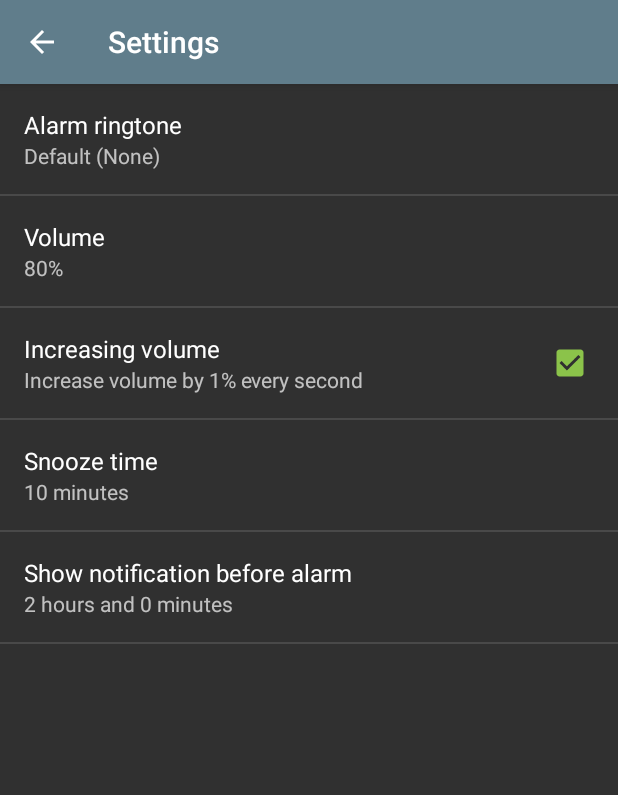
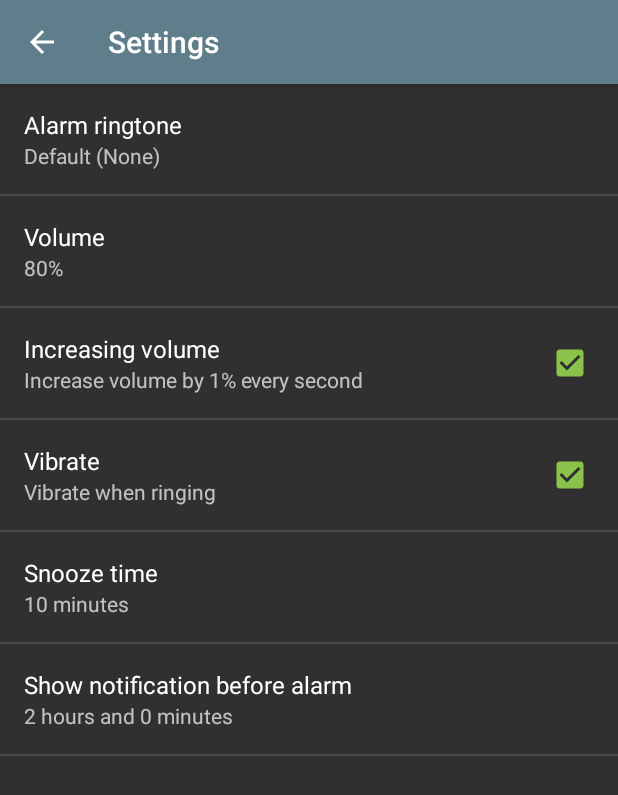
Before and after one commit to jmalenko/alarm-morning, an Android app: the SettingsActivity screen opened directly, with no data from a screen before it, on a phone screen of 412 x 824 dp. Shown: the top 795 px of the screen. Run offline under Robolectric (Android 15) with nearby library versions, the phone set to English and light mode, and no system bars.

Commit message:
New: vibrate when ringing

```diff
--- a/app/src/main/AndroidManifest.xml
+++ b/app/src/main/AndroidManifest.xml
@@ -5,6 +5,7 @@
 
     <uses-permission android:name="android.permission.RECEIVE_BOOT_COMPLETED"/>
     <uses-permission android:name="android.permission.WAKE_LOCK"/>
+    <uses-permission android:name="android.permission.VIBRATE" />
 
     <application
         android:allowBackup="true"
--- a/app/src/main/java/cz/jaro/alarmmorning/SettingsActivity.java
+++ b/app/src/main/java/cz/jaro/alarmmorning/SettingsActivity.java
@@ -28,6 +28,10 @@ public class SettingsActivity extends PreferenceActivity {
      * Value is 0 .. PREF_VOLUME_MAX. Percents of max volume.
      */
     public static final String PREF_VOLUME = "pref_volume";
+    /**
+     * Vibrate.
+     */
+    public static final String PREF_VIBRATE = "pref_vibrate";
 
     /**
      * Value is in minutes.
@@ -47,6 +51,7 @@ public class SettingsActivity extends PreferenceActivity {
     public static final String PREF_RINGTONE_DEFAULT = "";
     public static final int PREF_VOLUME_DEFAULT = 8;
     public static final boolean PREF_VOLUME_INCREASING_DEFAULT = true;
+    public static final boolean PREF_VIBRATE_DEFAULT = true;
     public static final int PREF_SNOOZE_TIME_DEFAULT = 10;
     public static final int PREF_NEAR_FUTURE_TIME_DEFAULT = 120;
 
--- a/app/src/main/res/values/strings_activity_settings.xml
+++ b/app/src/main/res/values/strings_activity_settings.xml
@@ -9,6 +9,10 @@
     <string name="pref_summaryoff_volume_increasing">Don\'t increase volume</string>
     <string name="pref_summaryon_volume_increasing">Increase volume by 1% every second</string>
 
+    <string name="pref_title_vibrate">Vibrate</string>
+    <string name="pref_summaryoff_vibrate">Don\'t vibrate when ringing</string>
+    <string name="pref_summaryon_vibrate">Vibrate when ringing</string>
+
     <string name="pref_title_snooze_time">Snooze time</string>
     <string name="pref_summary_snooze_time">%1$d minutes</string>
 
--- a/app/src/main/res/xml/preferences.xml
+++ b/app/src/main/res/xml/preferences.xml
@@ -21,6 +21,13 @@
         android:summaryOn="@string/pref_summaryon_volume_increasing"
         android:defaultValue="true" />
 
+    <CheckBoxPreference
+        android:key="pref_vibrate"
+        android:title="@string/pref_title_vibrate"
+        android:summaryOff="@string/pref_summaryoff_vibrate"
+        android:summaryOn="@string/pref_summaryon_vibrate"
+        android:defaultValue="true" />
+
     <cz.jaro.alarmmorning.graphics.IntegerPreference
         android:key="pref_snooze_time"
         android:title="@string/pref_title_snooze_time"
```
Also changed, not shown: app/src/main/java/cz/jaro/alarmmorning/RingActivity.java (+38 -0 lines).
